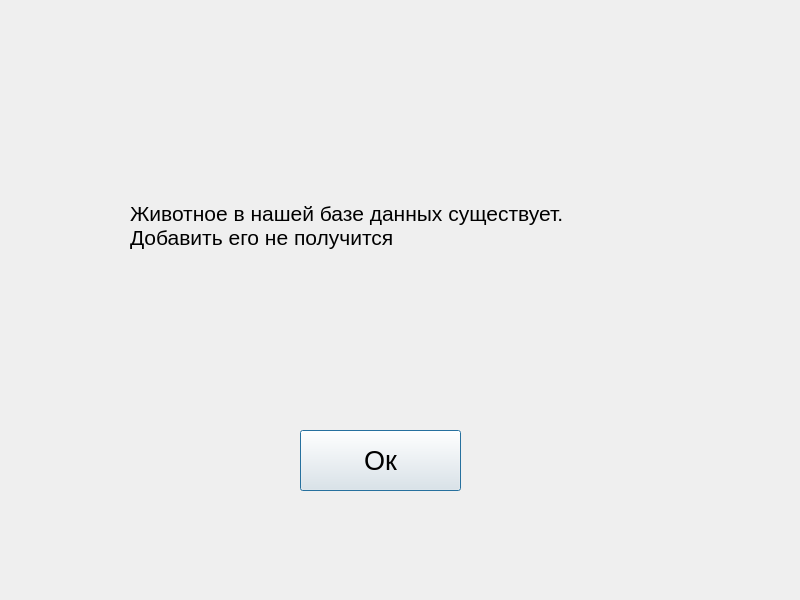
Qt form QtPetinator/animalexists.ui (krbroman/Petinator) before a commit.
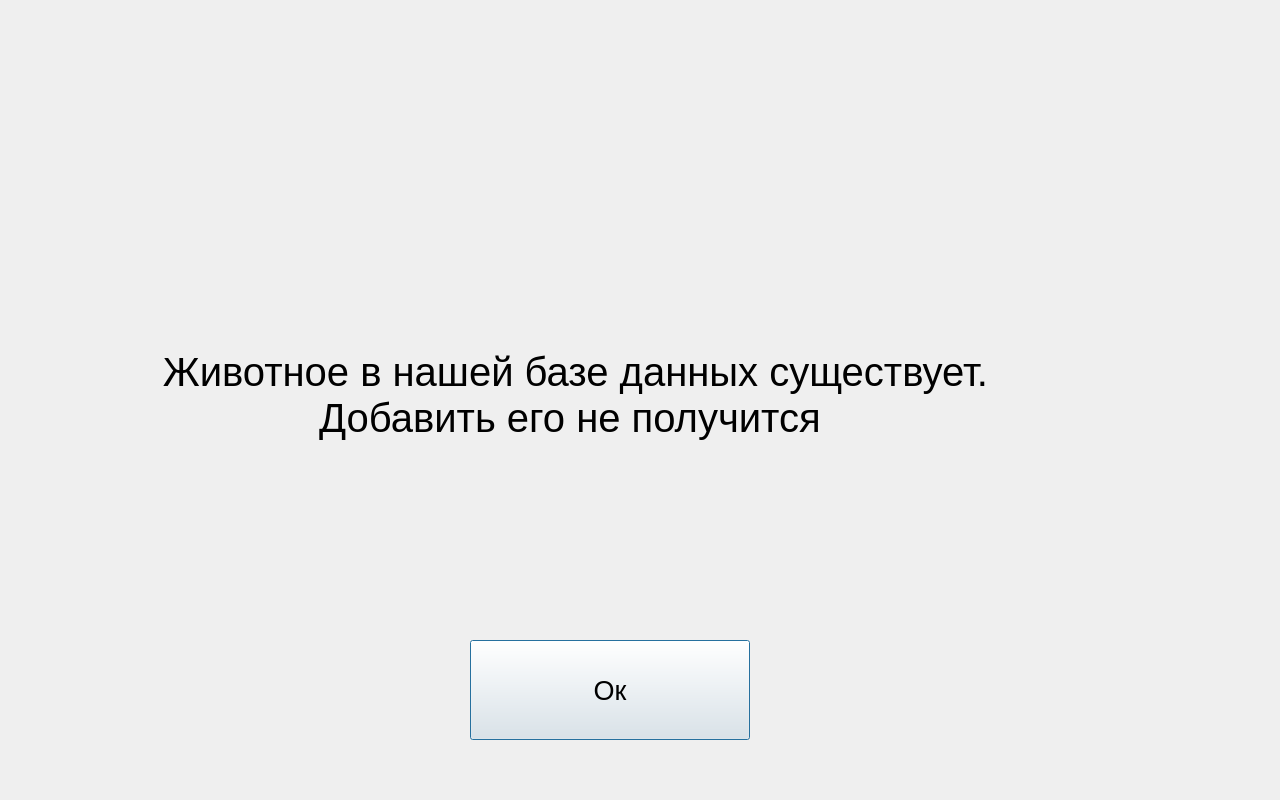
The same form after that commit.

The edit to the form file:
```diff
--- a/QtPetinator/animalexists.ui
+++ b/QtPetinator/animalexists.ui
@@ -6,8 +6,8 @@
    <rect>
     <x>0</x>
     <y>0</y>
-    <width>800</width>
-    <height>600</height>
+    <width>1280</width>
+    <height>800</height>
    </rect>
   </property>
   <property name="windowTitle">
@@ -16,29 +16,28 @@
   <widget class="QLabel" name="label">
    <property name="geometry">
     <rect>
-     <x>130</x>
-     <y>130</y>
-     <width>601</width>
-     <height>191</height>
+     <x>50</x>
+     <y>220</y>
+     <width>1051</width>
+     <height>351</height>
     </rect>
    </property>
    <property name="font">
     <font>
-     <pointsize>16</pointsize>
+     <pointsize>30</pointsize>
     </font>
    </property>
    <property name="text">
-    <string>Животное в нашей базе данных существует. 
-Добавить его не получится</string>
+    <string>&lt;p align = &quot;center&quot;&gt;Животное в нашей базе данных существует. &lt;br/&gt;Добавить его не получится &lt;/p&gt;</string>
    </property>
   </widget>
   <widget class="QPushButton" name="pushButton_Ok">
    <property name="geometry">
     <rect>
-     <x>300</x>
-     <y>430</y>
-     <width>161</width>
-     <height>61</height>
+     <x>470</x>
+     <y>640</y>
+     <width>280</width>
+     <height>100</height>
     </rect>
    </property>
    <property name="font">
```
